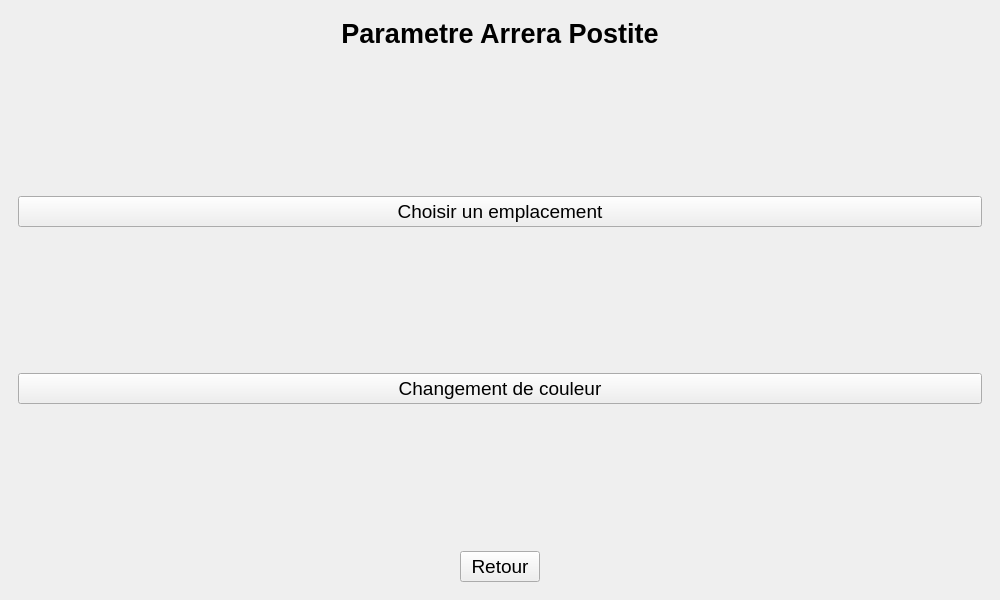
The window that cuiapostite.ui (Arrera-Software/Arrera-Postite) describes before a commit, drawn with Qt 5.
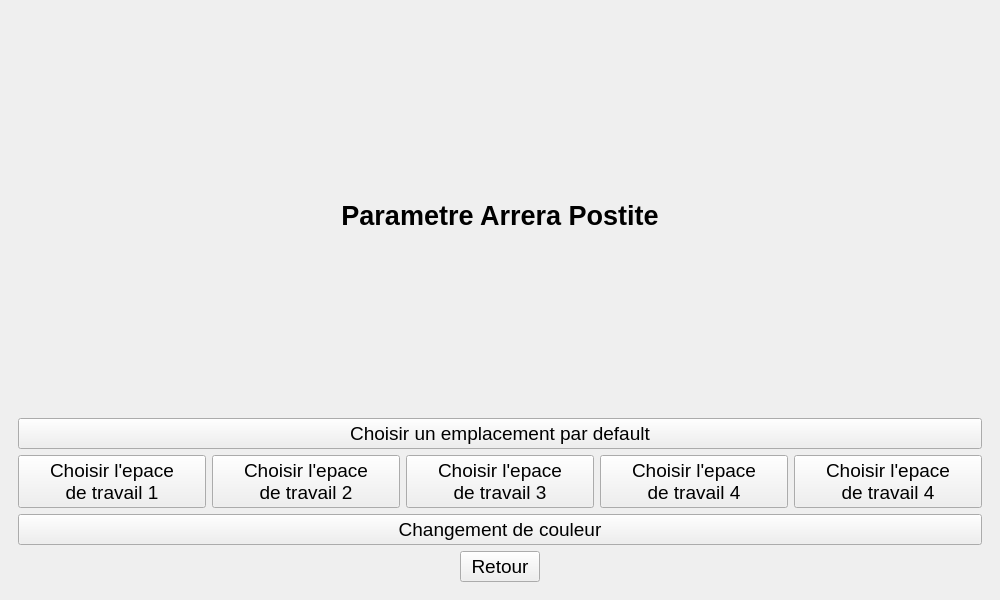
The same window after the commit. The open tabs and pages were chosen to show the change. Icons and pictures are not drawn. Custom widgets are drawn as their Qt base class.

Commit message: Ajout des bouton pour set les workspace

```diff
--- a/cuiapostite.ui
+++ b/cuiapostite.ui
@@ -1123,19 +1123,6 @@
           </property>
          </widget>
         </item>
-        <item>
-         <spacer name="verticalSpacer">
-          <property name="orientation">
-           <enum>Qt::Orientation::Vertical</enum>
-          </property>
-          <property name="sizeHint" stdset="0">
-           <size>
-            <width>20</width>
-            <height>40</height>
-           </size>
-          </property>
-         </spacer>
-        </item>
         <item>
          <widget class="QPushButton" name="IDC_SETEMPLACEMENT">
           <property name="font">
@@ -1144,22 +1131,78 @@
            </font>
           </property>
           <property name="text">
-           <string>Choisir un emplacement</string>
+           <string>Choisir un emplacement par default</string>
           </property>
          </widget>
         </item>
         <item>
-         <spacer name="verticalSpacer_3">
-          <property name="orientation">
-           <enum>Qt::Orientation::Vertical</enum>
-          </property>
-          <property name="sizeHint" stdset="0">
-           <size>
-            <width>20</width>
-            <height>40</height>
-           </size>
-          </property>
-         </spacer>
+         <layout class="QHBoxLayout" name="horizontalLayout_18">
+          <item>
+           <widget class="QPushButton" name="IDC_SETWORDSPACE1">
+            <property name="font">
+             <font>
+              <pointsize>14</pointsize>
+             </font>
+            </property>
+            <property name="text">
+             <string>Choisir l'epace
+de travail 1</string>
+            </property>
+           </widget>
+          </item>
+          <item>
+           <widget class="QPushButton" name="IDC_SETWORDSPACE2">
+            <property name="font">
+             <font>
+              <pointsize>14</pointsize>
+             </font>
+            </property>
+            <property name="text">
+             <string>Choisir l'epace
+de travail 2</string>
+            </property>
+           </widget>
+          </item>
+          <item>
+           <widget class="QPushButton" name="IDC_SETWORDSPACE3">
+            <property name="font">
+             <font>
+              <pointsize>14</pointsize>
+             </font>
+            </property>
+            <property name="text">
+             <string>Choisir l'epace
+de travail 3</string>
+            </property>
+           </widget>
+          </item>
+          <item>
+           <widget class="QPushButton" name="IDC_SETWORDSPACE4">
+            <property name="font">
+             <font>
+              <pointsize>14</pointsize>
+             </font>
+            </property>
+            <property name="text">
+             <string>Choisir l'epace
+de travail 4</string>
+            </property>
+           </widget>
+          </item>
+          <item>
+           <widget class="QPushButton" name="IDC_SETWORDSPACE5">
+            <property name="font">
+             <font>
+              <pointsize>14</pointsize>
+             </font>
+            </property>
+            <property name="text">
+             <string>Choisir l'epace
+de travail 4</string>
+            </property>
+           </widget>
+          </item>
+         </layout>
         </item>
         <item>
          <widget class="QPushButton" name="IDC_SETCOLOR">
@@ -1176,19 +1219,6 @@
           </property>
          </widget>
         </item>
-        <item>
-         <spacer name="verticalSpacer_2">
-          <property name="orientation">
-           <enum>Qt::Orientation::Vertical</enum>
-          </property>
-          <property name="sizeHint" stdset="0">
-           <size>
-            <width>20</width>
-            <height>40</height>
-           </size>
-          </property>
-         </spacer>
-        </item>
         <item>
          <layout class="QHBoxLayout" name="horizontalLayout_2">
           <item>
```
Left out of the diff: 2 changed lines with no effect on the pictures.
